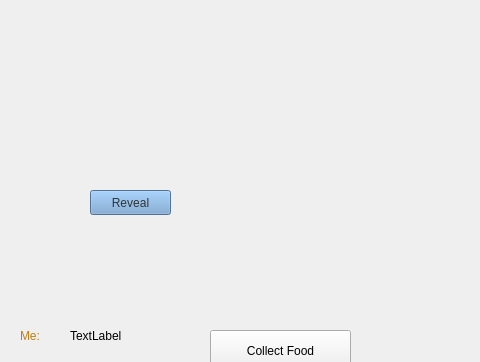
Above: hellapagos/gamewindow.ui from magacevic/Hellapagos before the change; both pictures show x 0 to 480 and y 0 to 362 of the 800 by 515 pixel window. Below: the same form after it.
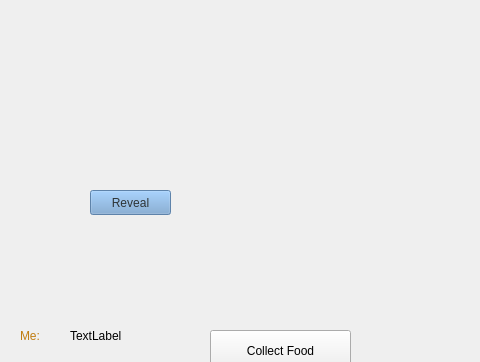
That is the form after the change. Icons and pictures are not drawn.

What changed in the file:
```diff
--- a/hellapagos/gamewindow.ui
+++ b/hellapagos/gamewindow.ui
@@ -374,6 +374,9 @@
     </property>
    </widget>
    <widget class="QPushButton" name="revealButton">
+    <property name="enabled">
+     <bool>false</bool>
+    </property>
     <property name="geometry">
      <rect>
       <x>90</x>
```
Left out of the diff: 2 changed lines with no effect on the pictures.
